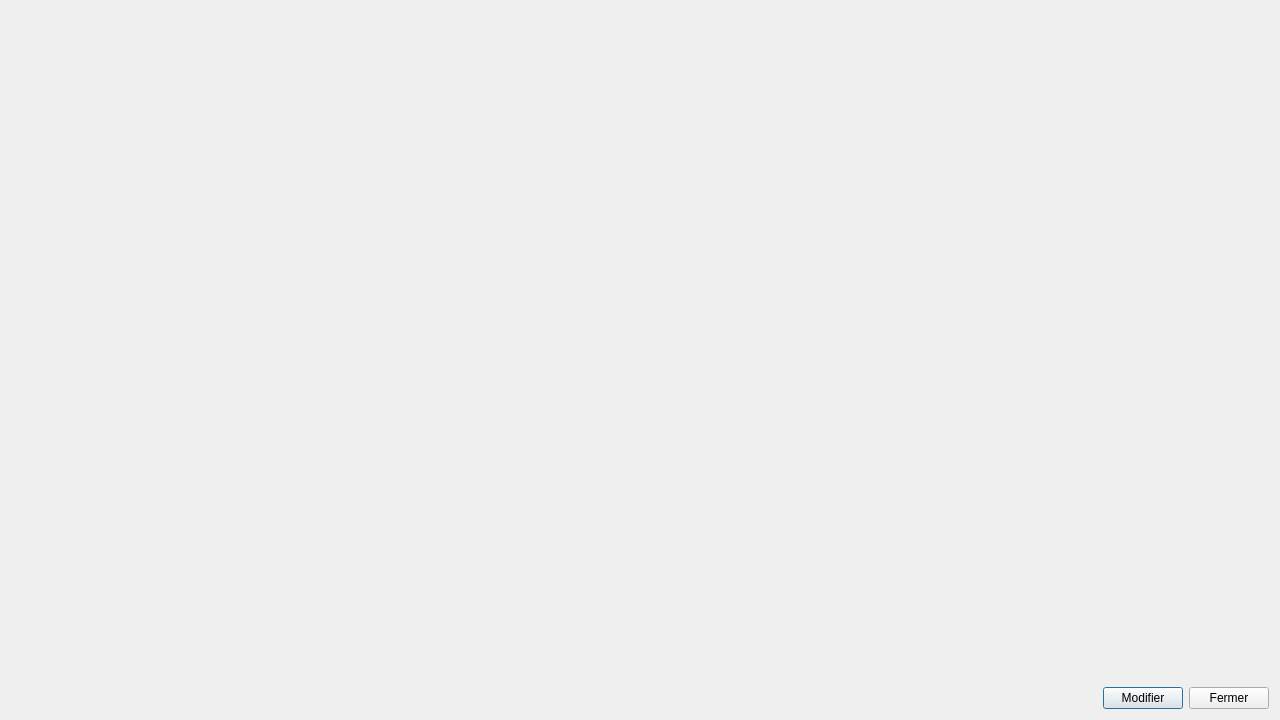
The window that dialogs/objectdialog.ui (Paracetamol56/Observeur2) describes before a commit, drawn with Qt 5.
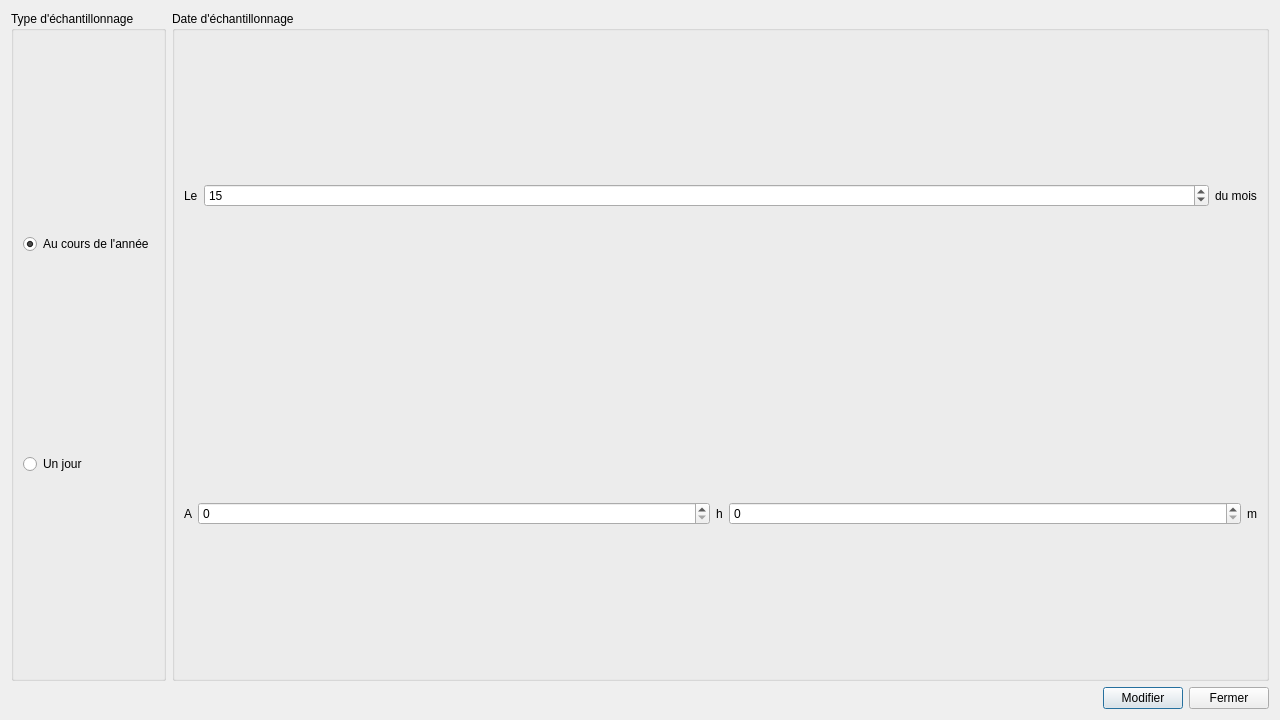
The same window after the commit. Icons and pictures are not drawn.

Commit message: New feature on object details graph

```diff
--- a/dialogs/objectdialog.ui
+++ b/dialogs/objectdialog.ui
@@ -23,6 +23,119 @@
      <item>
       <layout class="QFormLayout" name="formLayout"/>
      </item>
+     <item>
+      <layout class="QVBoxLayout" name="chartVerticalLayout">
+       <item>
+        <layout class="QHBoxLayout" name="horizontalLayout_2">
+         <item>
+          <widget class="QGroupBox" name="typeSelectionGroupBox">
+           <property name="title">
+            <string>Type d'échantillonnage</string>
+           </property>
+           <layout class="QVBoxLayout" name="verticalLayout_2">
+            <item>
+             <widget class="QRadioButton" name="yearSamplingRadioButton">
+              <property name="text">
+               <string>Au cours de l'année</string>
+              </property>
+              <property name="checked">
+               <bool>true</bool>
+              </property>
+             </widget>
+            </item>
+            <item>
+             <widget class="QRadioButton" name="daySamplingRadioButton">
+              <property name="text">
+               <string>Un jour</string>
+              </property>
+             </widget>
+            </item>
+           </layout>
+          </widget>
+         </item>
+         <item>
+          <widget class="QGroupBox" name="dateGroupBox">
+           <property name="title">
+            <string>Date d'échantillonnage</string>
+           </property>
+           <layout class="QVBoxLayout" name="verticalLayout_3">
+            <item>
+             <layout class="QHBoxLayout" name="horizontalLayout_3" stretch="0,1,0">
+              <item>
+               <widget class="QLabel" name="label">
+                <property name="text">
+                 <string>Le</string>
+                </property>
+               </widget>
+              </item>
+              <item>
+               <widget class="QSpinBox" name="daySpinBox">
+                <property name="minimum">
+                 <number>1</number>
+                </property>
+                <property name="maximum">
+                 <number>30</number>
+                </property>
+                <property name="value">
+                 <number>15</number>
+                </property>
+               </widget>
+              </item>
+              <item>
+               <widget class="QLabel" name="ofMonthLabel">
+                <property name="text">
+                 <string>du mois</string>
+                </property>
+               </widget>
+              </item>
+             </layout>
+            </item>
+            <item>
+             <layout class="QHBoxLayout" name="hourHorizontalLayout" stretch="0,1,0,1,0">
+              <item>
+               <widget class="QLabel" name="label_3">
+                <property name="text">
+                 <string>A</string>
+                </property>
+               </widget>
+              </item>
+              <item>
+               <widget class="QSpinBox" name="hourSpinBox">
+                <property name="maximum">
+                 <number>23</number>
+                </property>
+               </widget>
+              </item>
+              <item>
+               <widget class="QLabel" name="label_4">
+                <property name="text">
+                 <string>h</string>
+                </property>
+               </widget>
+              </item>
+              <item>
+               <widget class="QSpinBox" name="minuteSpinBox">
+                <property name="maximum">
+                 <number>59</number>
+                </property>
+               </widget>
+              </item>
+              <item>
+               <widget class="QLabel" name="label_5">
+                <property name="text">
+                 <string>m</string>
+                </property>
+               </widget>
+              </item>
+             </layout>
+            </item>
+           </layout>
+          </widget>
+         </item>
+        </layout>
+       </item>
+      </layout>
+     </item>
     </layout>
    </item>
    <item>
```
The commit also changes 2 other files.
